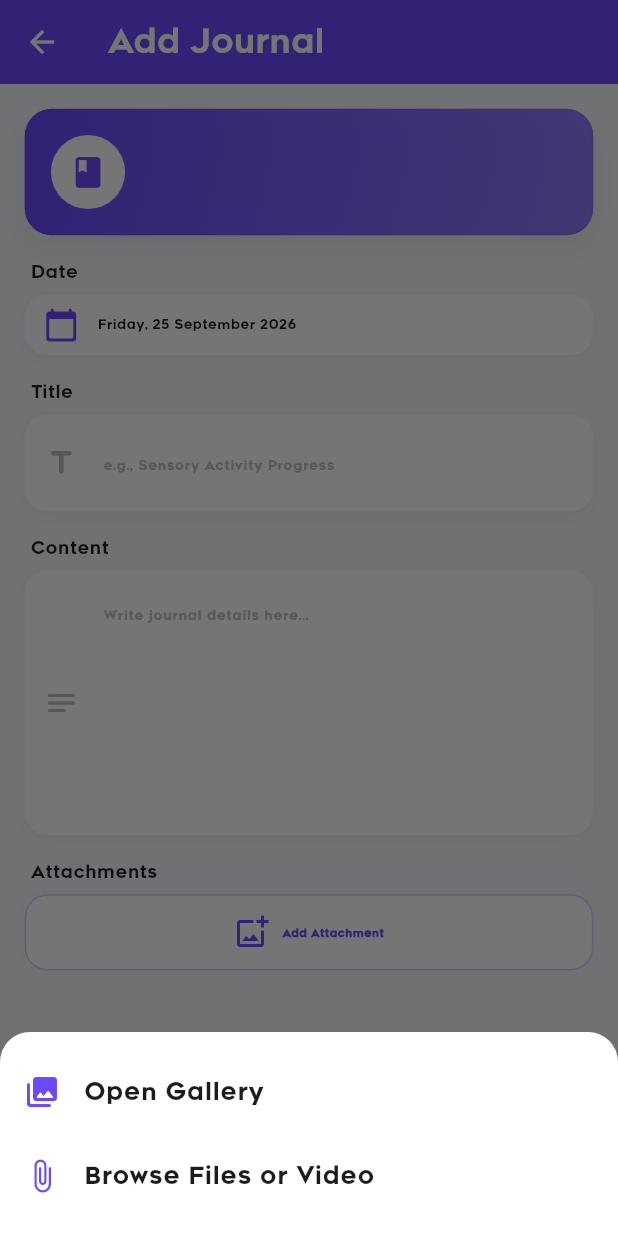
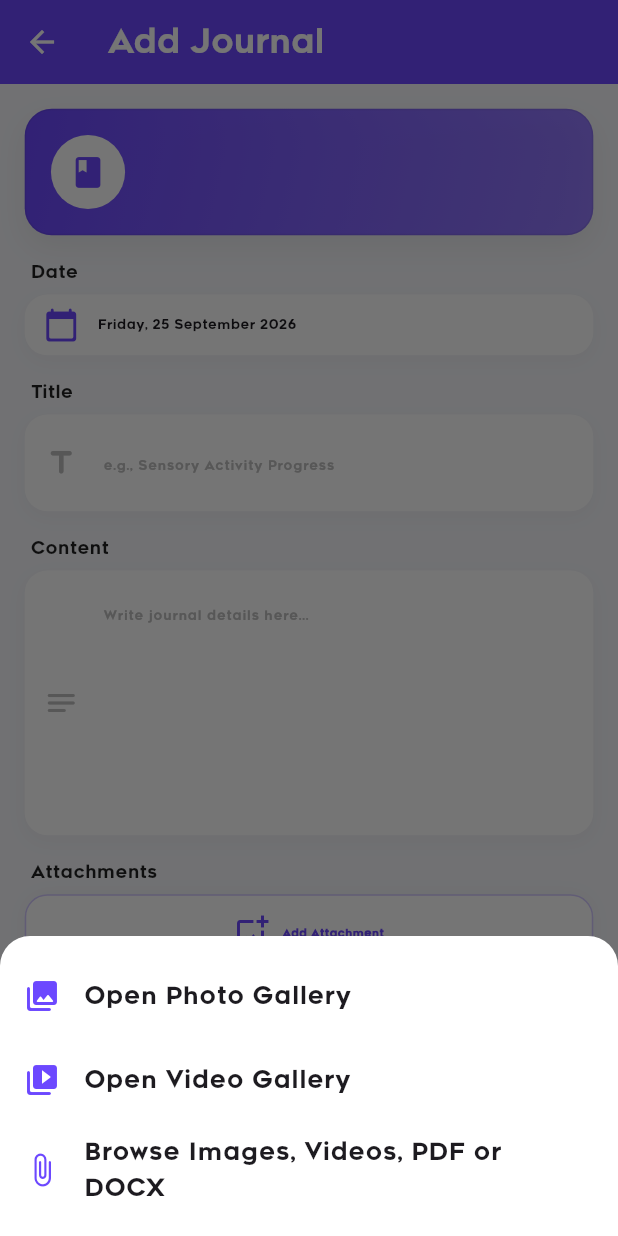
Before and after one commit to kimlokkk/growcheck, a Flutter app: the AddDailyProgressPage screen opened directly with empty values, after a tap on "Add Attachment", on a phone screen of 412 x 824 dp. Run offline on Flutter 3.47's test engine with Material 3 defaults, Android fonts, the phone set to English and light mode, and no system bars; our stand-ins replace file_picker, image_picker, package_info_plus, pdf, printing, shared_preferences and 2 more; accounts and stored records are empty; network calls fail.

Commit message:
Expose shared media upload options

```diff
--- a/lib/pages/home_program/home_program_upload_material_page.dart
+++ b/lib/pages/home_program/home_program_upload_material_page.dart
@@ -241,7 +241,7 @@ class _HomeProgramUploadMaterialPageState
                       crossAxisAlignment: CrossAxisAlignment.start,
                       children: [
                         Text(
-                          'Images (JPG, JPEG, PNG), PDF, DOCX, MP4 or MOV',
+                          'Images, videos, PDF or DOCX (JPG, JPEG, PNG, MP4, MOV)',
                           style: TextStyle(
                             fontSize: 12.sp,
                           ),
@@ -445,7 +445,7 @@ class _HomeProgramUploadMaterialPageState
                                       ),
                                       const SizedBox(height: 4),
                                       const Text(
-                                        'JPG, JPEG, PNG, PDF, DOCX, MP4 or MOV',
+                                        'Images, videos, PDF or DOCX',
                                         style: TextStyle(
                                           color: Color(0xFF9296A2),
                                           fontSize: 8,
--- a/lib/pages/journal/add_daily_progress.dart
+++ b/lib/pages/journal/add_daily_progress.dart
@@ -264,6 +264,25 @@ class _AddDailyProgressPageState extends State<AddDailyProgressPage> {
     } catch (e) {
       _showError('Failed to open gallery: $e');
       print(e);
+    }
+  }
+
+  Future<void> _pickVideoFromGallery() async {
+    try {
+      final video = await _imagePicker.pickVideo(source: ImageSource.gallery);
+      if (video == null || !mounted) return;
+
+      final bytes = kIsWeb ? await video.readAsBytes() : null;
+      final selectedVideo = PlatformFile(
+        name: video.name,
+        path: kIsWeb ? null : video.path,
+        size: bytes?.length ?? await video.length(),
+        bytes: bytes,
+      );
+      if (!mounted) return;
+      setState(() => _attachments.add(selectedVideo));
+    } catch (error) {
+      _showError('Failed to open video gallery: $error');
     }
   }
 
@@ -410,16 +429,25 @@ class _AddDailyProgressPageState extends State<AddDailyProgressPage> {
                   ListTile(
                     leading: const Icon(Icons.photo_library_rounded,
                         color: Growkids.purpleFlo),
-                    title: const Text('Open Gallery'),
+                    title: const Text('Open Photo Gallery'),
                     onTap: () {
                       Navigator.pop(context);
                       _pickFromGallery();
                     },
                   ),
                   ListTile(
+                    leading: const Icon(Icons.video_library_rounded,
+                        color: Growkids.purpleFlo),
+                    title: const Text('Open Video Gallery'),
+                    onTap: () {
+                      Navigator.pop(context);
+                      _pickVideoFromGallery();
+                    },
+                  ),
+                  ListTile(
                     leading: const Icon(Icons.attach_file_rounded,
                         color: Growkids.purpleFlo),
-                    title: const Text('Browse Files or Video'),
+                    title: const Text('Browse Images, Videos, PDF or DOCX'),
                     onTap: () {
                       Navigator.pop(context);
                       _pickFiles();
@@ -705,7 +733,10 @@ class _AddDailyProgressPageState extends State<AddDailyProgressPage> {
               SizedBox(height: 2.h),
 
               // --- ATTACHMENT SECTION ---
-              _sectionTitle('Attachments', subtitle: ' (Photos/Videos/Files)'),
+              _sectionTitle(
+                'Attachments',
+                subtitle: ' (Images, Videos, PDF or DOCX)',
+              ),
 
               InkWell(
                 onTap: _showAttachmentOptions,
@@ -1139,7 +1170,7 @@ class _AddDailyProgressPageState extends State<AddDailyProgressPage> {
                     ),
                     SizedBox(height: 4),
                     Text(
-                      'Photos, videos, PDF or document files.',
+                      'Images, videos, PDF or DOCX files.',
                       style: TextStyle(
                         color: Color(0xFF777C8D),
                         fontSize: 10,
@@ -1351,7 +1382,7 @@ class _AddDailyProgressPageState extends State<AddDailyProgressPage> {
           ),
           SizedBox(height: 4),
           Text(
-            'Add photos, videos or supporting documents.',
+            'Add images, videos, PDF or DOCX files.',
             style: TextStyle(color: Color(0xFF9296A2), fontSize: 9),
           ),
         ],
```
